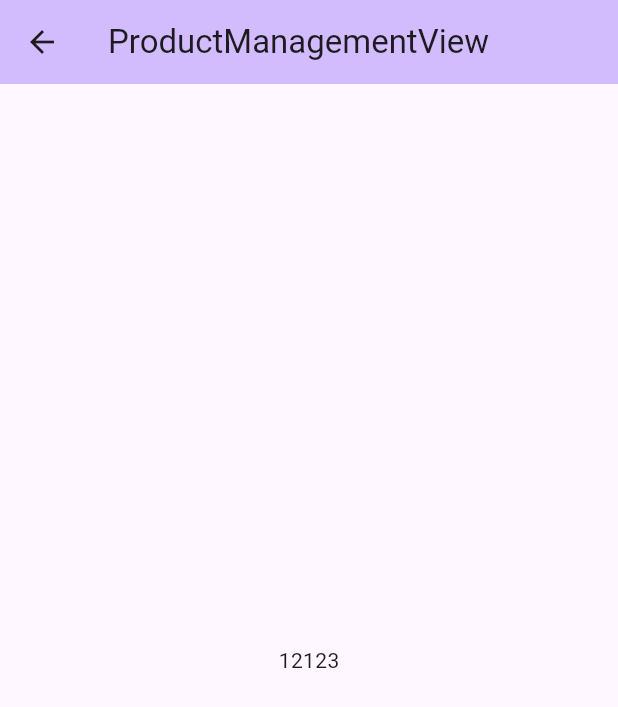
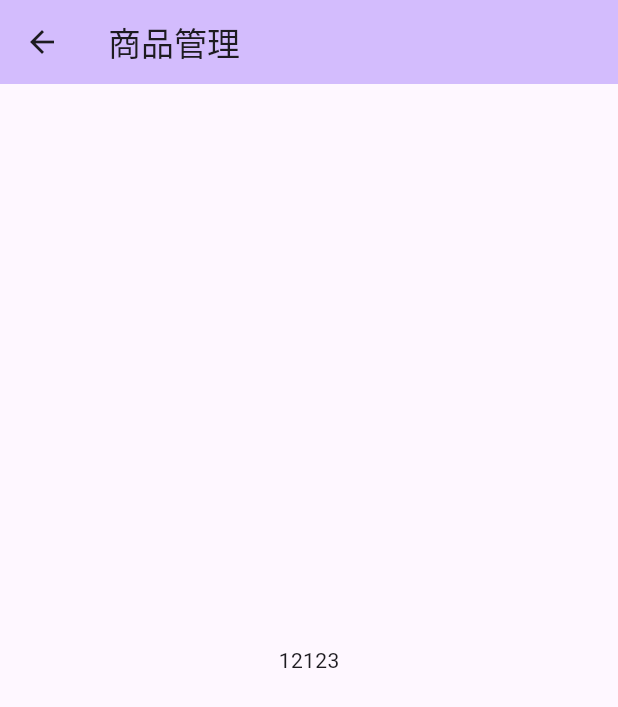
Before and after one commit to home-of-awefeng/gouba-manage-app, a Flutter app: the screen it shows after launch, after a tap on "商品管理", on a phone screen of 412 x 824 dp. Shown: the top 707 px of the screen. Run offline on Flutter 3.47's test engine with Material 2 defaults, Android fonts, the phone set to English and light mode, and no system bars.

Commit message:
[init]refactor: extract constants of page name

```diff
--- a/lib/constant/page.dart
+++ b/lib/constant/page.dart
@@ -1 +1,4 @@
 const String APP_NAME = 'Gouba Manage App';
+const String PRODUCT_PAGE_NAME = '商品管理';
+const String ORDER_PAGE_NAME = '订单管理';
+const String RESOURCE_PAGE_NAME = '首页轮播页';
--- a/lib/views/order_management/order_management_view.dart
+++ b/lib/views/order_management/order_management_view.dart
@@ -1,4 +1,5 @@
 import 'package:flutter/material.dart';
+import 'package:shop_app/constant/page.dart';
 import 'package:shop_app/mvvm/view_model_widget.dart';
 import 'package:shop_app/views/order_management/order_management_viewmodel.dart';
 
@@ -10,7 +11,7 @@ class OrderManagementView extends ViewModelWidget<OrderManagementViewModel> {
     return Scaffold(
       appBar: AppBar(
         backgroundColor: Theme.of(context).colorScheme.inversePrimary,
-        title: const Text('OrderManagementView'),
+        title: const Text(ORDER_PAGE_NAME),
       ),
       body: const Center(
         child: Column(
--- a/lib/views/product_management/product_management_view.dart
+++ b/lib/views/product_management/product_management_view.dart
@@ -1,4 +1,5 @@
 import 'package:flutter/material.dart';
+import 'package:shop_app/constant/page.dart';
 import 'package:shop_app/mvvm/view_model_widget.dart';
 import 'package:shop_app/views/product_management/product_management_viewmodel.dart';
 
@@ -10,7 +11,7 @@ class ProductManagementView extends ViewModelWidget<ProductManagementViewModel>
     return Scaffold(
       appBar: AppBar(
         backgroundColor: Theme.of(context).colorScheme.inversePrimary,
-        title: const Text('ProductManagementView'),
+        title: const Text(PRODUCT_PAGE_NAME),
       ),
       body: const Center(
         child: Column(
--- a/lib/views/resource_management/resource_management_view.dart
+++ b/lib/views/resource_management/resource_management_view.dart
@@ -1,4 +1,5 @@
 import 'package:flutter/material.dart';
+import 'package:shop_app/constant/page.dart';
 import 'package:shop_app/mvvm/view_model_widget.dart';
 import 'package:shop_app/views/resource_management/resource_management_viewmodel.dart';
 
@@ -10,7 +11,7 @@ class ResourceManagementView extends ViewModelWidget<ResourceManagementViewModel
     return Scaffold(
       appBar: AppBar(
         backgroundColor: Theme.of(context).colorScheme.inversePrimary,
-        title: const Text('ResourceManagementView'),
+        title: const Text(RESOURCE_PAGE_NAME),
       ),
       body: const Center(
         child: Column(
```
Also changed, not shown: lib/views/home_viewmodel.dart (+4 -3 lines).
